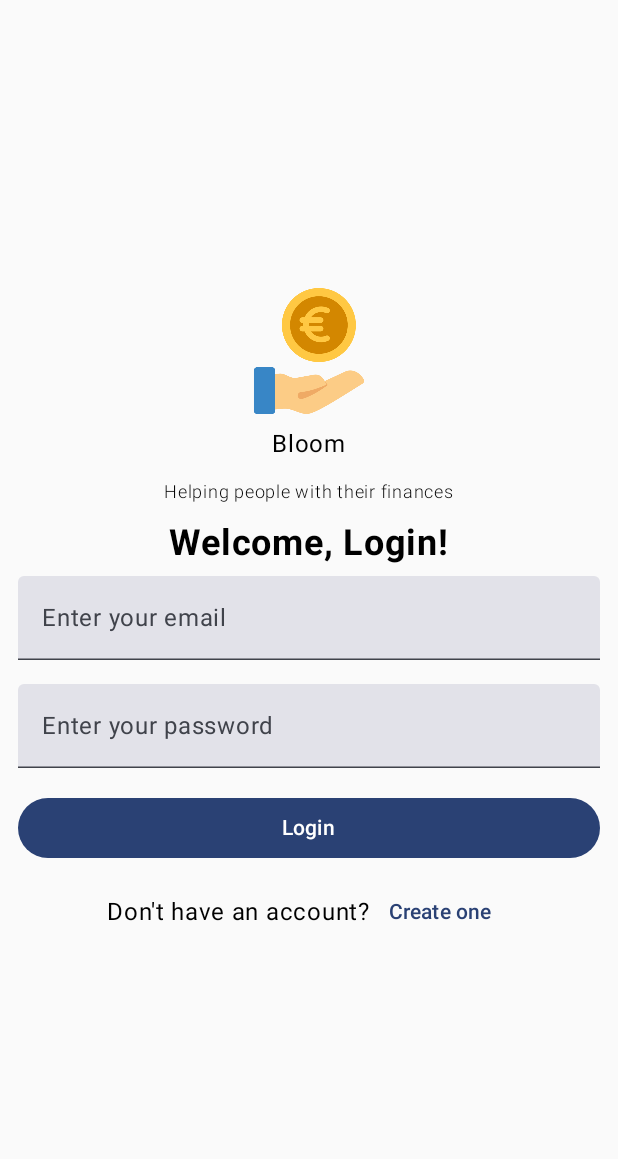
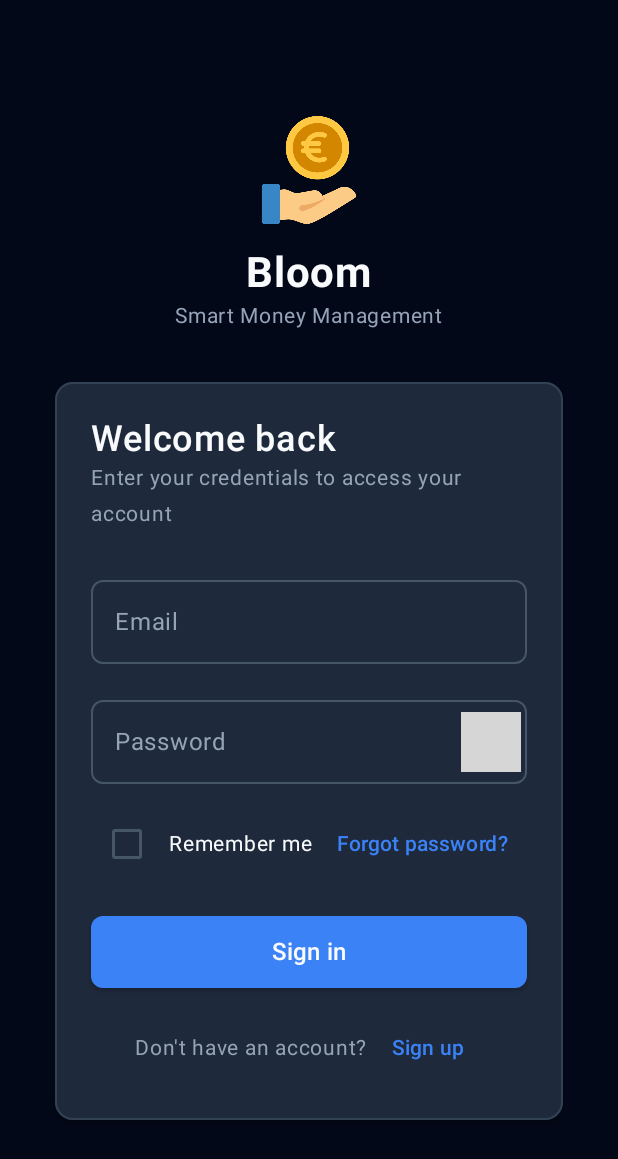
Before and after one commit to MaggPerez/Bloom, an Android app built with Jetpack Compose: the screen it shows after launch (MainActivity), on a phone screen of 412 x 824 dp. Shown: the top 1159 px of the screen. Run offline under Robolectric (Android 15) with nearby library versions, the phone set to English and light mode, and no system bars; libraries missing offline, so code that uses them is left out: androidx.lint.kotlin; 1 statement that could not run was skipped; grey boxes are pictures that could not be loaded.

Commit message:
v2 of shadcn ui

```diff
--- a/app/build.gradle.kts
+++ b/app/build.gradle.kts
@@ -50,7 +50,9 @@ dependencies {
     implementation(libs.androidx.ui.graphics)
     implementation(libs.androidx.ui.tooling.preview)
     implementation(libs.androidx.material3)
+    implementation("androidx.compose.material:material-icons-extended")
     implementation(libs.ui)
+    implementation(libs.androidx.compose.animation.core.lint)
     testImplementation(libs.junit)
     androidTestImplementation(libs.androidx.junit)
     androidTestImplementation(libs.androidx.espresso.core)
--- a/app/src/main/java/com/example/bloom/Login.kt
+++ b/app/src/main/java/com/example/bloom/Login.kt
@@ -2,18 +2,31 @@ package com.example.bloom
 
 import android.content.Intent
 import androidx.compose.foundation.Image
+import androidx.compose.foundation.background
 import androidx.compose.foundation.layout.Arrangement
+import androidx.compose.foundation.layout.Box
 import androidx.compose.foundation.layout.Column
 import androidx.compose.foundation.layout.Row
+import androidx.compose.foundation.layout.Spacer
 import androidx.compose.foundation.layout.fillMaxHeight
+import androidx.compose.foundation.layout.fillMaxSize
 import androidx.compose.foundation.layout.fillMaxWidth
+import androidx.compose.foundation.layout.height
 import androidx.compose.foundation.layout.padding
 import androidx.compose.foundation.layout.size
+import androidx.compose.foundation.layout.width
+import androidx.compose.foundation.text.KeyboardOptions
 import androidx.compose.material.icons.Icons
 import androidx.compose.material.icons.filled.Info
+import androidx.compose.material.icons.filled.Visibility
+import androidx.compose.material.icons.filled.VisibilityOff
 import androidx.compose.material3.AlertDialog
 import androidx.compose.material3.Button
+import androidx.compose.material3.Checkbox
+import androidx.compose.material3.CheckboxDefaults
 import androidx.compose.material3.Icon
+import androidx.compose.material3.IconButton
+import androidx.compose.material3.MaterialTheme
 import androidx.compose.material3.Text
 import androidx.compose.material3.TextButton
 import androidx.compose.material3.TextField
@@ -28,11 +41,22 @@ import androidx.compose.ui.graphics.vector.ImageVector
 import androidx.compose.ui.platform.LocalContext
 import androidx.compose.ui.res.painterResource
 import androidx.compose.ui.text.font.FontWeight
+import androidx.compose.ui.text.input.KeyboardType
+import androidx.compose.ui.text.input.PasswordVisualTransformation
+import androidx.compose.ui.text.input.VisualTransformation
+import androidx.compose.ui.text.style.TextAlign
 import androidx.compose.ui.tooling.preview.Preview
 import androidx.compose.ui.unit.dp
 import androidx.compose.ui.unit.sp
 import androidx.lifecycle.viewmodel.compose.viewModel
+import androidx.lint.kotlin.metadata.Visibility
+import com.example.bloom.ui.theme.BloomButton
+import com.example.bloom.ui.theme.BloomCard
+import com.example.bloom.ui.theme.BloomTextButton
+import com.example.bloom.ui.theme.BloomTextField
 import com.example.bloom.ui.theme.BloomTheme
+
+// todo : delete this branch, CC failed to make the UI
 
 @Composable
 fun LoginView(
@@ -40,7 +64,6 @@ fun LoginView(
     loginRegisterViewModel: LoginRegisterViewModel = viewModel()
 ) {
     val context = LocalContext.current
-
 
     //Alert Dialog if there was an error signing in
     when {
@@ -54,66 +77,180 @@ fun LoginView(
         }
     }
 
+    // Full screen dark background
+    Box(
+        modifier = Modifier
+            .fillMaxSize()
+            .background(MaterialTheme.colorScheme.background),
+        contentAlignment = Alignment.Center
+    ) {
         Column(
             horizontalAlignment = Alignment.CenterHorizontally,
-        verticalArrangement = Arrangement.spacedBy(8.dp, Alignment.CenterVertically),
-        modifier = Modifier.fillMaxHeight().padding(12.dp)
+            modifier = Modifier
+                .fillMaxWidth(0.9f)
+                .padding(16.dp)
         ) {
+            // Logo and branding section
             Image(
                 painter = painterResource(R.drawable.bloom_icon),
                 contentDescription = "Bloom Logo",
-            modifier = Modifier.size(84.dp)
+                modifier = Modifier.size(72.dp)
             )
 
-        //Header and Welcome message
+            Spacer(modifier = Modifier.height(16.dp))
+
             Text(
                 text = "Bloom",
-            modifier = modifier
-        )
-        Text(
-            text = "Helping people with their finances",
-            fontSize = 12.sp,
-            fontWeight = FontWeight.Light
+                fontSize = 28.sp,
+                fontWeight = FontWeight.Bold,
+                color = MaterialTheme.colorScheme.onBackground
             )
 
             Text(
-            text = "Welcome, Login!",
-            fontSize = 24.sp,
-            fontWeight = FontWeight.Bold
+                text = "Smart Money Management",
+                fontSize = 14.sp,
+                fontWeight = FontWeight.Normal,
+                color = MaterialTheme.colorScheme.onSurfaceVariant
             )
 
+            Spacer(modifier = Modifier.height(32.dp))
 
-        //email
-        TextFields(
-            labelText = "Enter your email",
-            textInput = loginRegisterViewModel.loginEmail,
-            onValueChange = { loginRegisterViewModel.loginEmail = it},
-            modifier = modifier.padding(bottom = 8.dp).fillMaxWidth()
+            // Card container with form
+            BloomCard(
+                modifier = Modifier.fillMaxWidth()
+            ) {
+                // Card header
+                Text(
+                    text = "Welcome back",
+                    fontSize = 24.sp,
+                    fontWeight = FontWeight.SemiBold,
+                    color = MaterialTheme.colorScheme.onSurface,
+                    modifier = Modifier.fillMaxWidth(),
+                    textAlign = TextAlign.Start
                 )
 
-        //password
-        TextFields(
-            labelText = "Enter your password",
-            textInput = loginRegisterViewModel.loginPassword,
-            onValueChange = { loginRegisterViewModel.loginPassword = it },
-            modifier = modifier.padding(bottom = 8.dp).fillMaxWidth()
+                Text(
+                    text = "Enter your credentials to access your account",
+                    fontSize = 14.sp,
+                    fontWeight = FontWeight.Normal,
+                    color = MaterialTheme.colorScheme.onSurfaceVariant,
+                    modifier = Modifier.fillMaxWidth(),
+                    textAlign = TextAlign.Start
                 )
 
-        Button(
+                Spacer(modifier = Modifier.height(24.dp))
+
+                // Email field
+                BloomTextField(
+                    value = loginRegisterViewModel.loginEmail,
+                    onValueChange = { loginRegisterViewModel.loginEmail = it },
+                    label = "Email",
+                    placeholder = "name@example.com",
+                    keyboardOptions = KeyboardOptions(keyboardType = KeyboardType.Email)
+                )
+
+                Spacer(modifier = Modifier.height(16.dp))
+
+                // Password field with visibility toggle
+                BloomTextField(
+                    value = loginRegisterViewModel.loginPassword,
+                    onValueChange = { loginRegisterViewModel.loginPassword = it },
+                    label = "Password",
+                    placeholder = "Enter your password",
+                    visualTransformation = if (loginRegisterViewModel.passwordVisible)
+                        VisualTransformation.None
+                    else
+                        PasswordVisualTransformation(),
+                    keyboardOptions = KeyboardOptions(keyboardType = KeyboardType.Password),
+                    trailingIcon = {
+                        IconButton(
+                            onClick = { loginRegisterViewModel.togglePasswordVisibility() }
+                        ) {
+                            Icon(
+                                imageVector = if (loginRegisterViewModel.passwordVisible)
+                                    Icons.Filled.Visibility
+                                else
+                                    Icons.Filled.VisibilityOff,
+                                contentDescription = if (loginRegisterViewModel.passwordVisible)
+                                    "Hide password"
+                                else
+                                    "Show password",
+                                tint = MaterialTheme.colorScheme.onSurfaceVariant
+                            )
+                        }
+                    }
+                )
+
+                Spacer(modifier = Modifier.height(16.dp))
+
+                // Remember me and forgot password row
+                Row(
+                    modifier = Modifier.fillMaxWidth(),
+                    horizontalArrangement = Arrangement.SpaceBetween,
+                    verticalAlignment = Alignment.CenterVertically
+                ) {
+                    Row(
+                        verticalAlignment = Alignment.CenterVertically
+                    ) {
+                        Checkbox(
+                            checked = loginRegisterViewModel.rememberMe,
+                            onCheckedChange = { loginRegisterViewModel.rememberMe = it },
+                            colors = CheckboxDefaults.colors(
+                                checkedColor = MaterialTheme.colorScheme.primary,
+                                uncheckedColor = MaterialTheme.colorScheme.outline
+                            )
+                        )
+                        Spacer(modifier = Modifier.width(4.dp))
+                        Text(
+                            text = "Remember me",
+                            fontSize = 14.sp,
+                            color = MaterialTheme.colorScheme.onSurface
+                        )
+                    }
+
+                    BloomTextButton(
+                        text = "Forgot password?",
+                        onClick = { /* TODO: Implement forgot password */ }
+                    )
+                }
+
+                Spacer(modifier = Modifier.height(24.dp))
+
+                // Login button
+                BloomButton(
+                    text = "Sign in",
                     onClick = {
                         if(loginRegisterViewModel.login()){
                             val intent = Intent(context, DashboardActivity::class.java)
                             context.startActivity(intent)
                         }
+                    }
+                )
 
-            },
-            modifier = modifier.fillMaxWidth()
+                Spacer(modifier = Modifier.height(16.dp))
+
+                // Create account link
+                Row(
+                    modifier = Modifier.fillMaxWidth(),
+                    horizontalArrangement = Arrangement.Center,
+                    verticalAlignment = Alignment.CenterVertically
                 ) {
-            Text("Login")
+                    Text(
+                        text = "Don't have an account?",
+                        fontSize = 14.sp,
+                        color = MaterialTheme.colorScheme.onSurfaceVariant
+                    )
+                    Spacer(modifier = Modifier.width(4.dp))
+                    BloomTextButton(
+                        text = "Sign up",
+                        onClick = {
+                            val intent = Intent(context, RegisterActivity::class.java)
+                            context.startActivity(intent)
                         }
-        //Switch to register button
-        SwitchToRegisterButton()
-
+                    )
+                }
+            }
+        }
     }
 }
 
--- a/app/src/main/java/com/example/bloom/LoginRegisterViewModel.kt
+++ b/app/src/main/java/com/example/bloom/LoginRegisterViewModel.kt
@@ -9,6 +9,8 @@ import androidx.lifecycle.ViewModel
 class LoginRegisterViewModel: ViewModel() {
     var loginEmail by mutableStateOf("")
     var loginPassword by mutableStateOf("")
+    var passwordVisible by mutableStateOf(false)
+    var rememberMe by mutableStateOf(false)
     val loginController = LoginRegisterController()
     val openAlertDialog = mutableStateOf(false)
     var status by  mutableStateOf<Any>("")
@@ -26,4 +28,8 @@ class LoginRegisterViewModel: ViewModel() {
         }
 
     }
+
+    fun togglePasswordVisibility() {
+        passwordVisible = !passwordVisible
+    }
 }
--- /dev/null
+++ b/app/src/main/java/com/example/bloom/ui/theme/BloomButton.kt
@@ -0,0 +1,70 @@
+package com.example.bloom.ui.theme
+
+import androidx.compose.foundation.layout.PaddingValues
+import androidx.compose.foundation.layout.fillMaxWidth
+import androidx.compose.foundation.layout.height
+import androidx.compose.foundation.shape.RoundedCornerShape
+import androidx.compose.material3.Button
+import androidx.compose.material3.ButtonDefaults
+import androidx.compose.material3.MaterialTheme
+import androidx.compose.material3.Text
+import androidx.compose.material3.TextButton
+import androidx.compose.runtime.Composable
+import androidx.compose.ui.Modifier
+import androidx.compose.ui.text.font.FontWeight
+import androidx.compose.ui.unit.dp
+import androidx.compose.ui.unit.sp
+
+@Composable
+fun BloomButton(
+    text: String,
+    onClick: () -> Unit,
+    modifier: Modifier = Modifier,
+    enabled: Boolean = true
+) {
+    Button(
+        onClick = onClick,
+        modifier = modifier
+            .fillMaxWidth()
+            .height(48.dp),
+        enabled = enabled,
+        shape = RoundedCornerShape(8.dp),
+        colors = ButtonDefaults.buttonColors(
+            containerColor = MaterialTheme.colorScheme.primary,
+            contentColor = MaterialTheme.colorScheme.onPrimary,
+            disabledContainerColor = MaterialTheme.colorScheme.secondary,
+            disabledContentColor = MaterialTheme.colorScheme.onSecondary
+        ),
+        contentPadding = PaddingValues(horizontal = 24.dp, vertical = 12.dp),
+        elevation = ButtonDefaults.buttonElevation(
+            defaultElevation = 2.dp,
+            pressedElevation = 4.dp,
+            disabledElevation = 0.dp
+        )
+    ) {
+        Text(
+            text = text,
+            fontSize = 16.sp,
+            fontWeight = FontWeight.SemiBold
+        )
+    }
+}
+
+@Composable
+fun BloomTextButton(
+    text: String,
+    onClick: () -> Unit,
+    modifier: Modifier = Modifier
+) {
+    TextButton(
+        onClick = onClick,
+        modifier = modifier
+    ) {
+        Text(
+            text = text,
+            color = MaterialTheme.colorScheme.primary,
+            fontSize = 14.sp,
+            fontWeight = FontWeight.Medium
+        )
+    }
+}
--- /dev/null
+++ b/app/src/main/java/com/example/bloom/ui/theme/BloomCard.kt
@@ -0,0 +1,38 @@
+package com.example.bloom.ui.theme
+
+import androidx.compose.foundation.BorderStroke
+import androidx.compose.foundation.layout.Column
+import androidx.compose.foundation.layout.ColumnScope
+import androidx.compose.foundation.layout.fillMaxWidth
+import androidx.compose.foundation.layout.padding
+import androidx.compose.foundation.shape.RoundedCornerShape
+import androidx.compose.material3.Card
+import androidx.compose.material3.CardDefaults
+import androidx.compose.material3.MaterialTheme
+import androidx.compose.runtime.Composable
+import androidx.compose.ui.Modifier
+import androidx.compose.ui.unit.dp
+
+@Composable
+fun BloomCard(
+    modifier: Modifier = Modifier,
+    content: @Composable ColumnScope.() -> Unit
+) {
+    Card(
+        modifier = modifier.fillMaxWidth(),
+        shape = RoundedCornerShape(12.dp),
+        colors = CardDefaults.cardColors(
+            containerColor = MaterialTheme.colorScheme.surface
+        ),
+        border = BorderStroke(1.dp, MaterialTheme.colorScheme.outlineVariant),
+        elevation = CardDefaults.cardElevation(
+            defaultElevation = 2.dp
+        )
+    ) {
+        Column(
+            modifier = Modifier.padding(24.dp)
+        ) {
+            content()
+        }
+    }
+}
--- /dev/null
+++ b/app/src/main/java/com/example/bloom/ui/theme/BloomTextField.kt
@@ -0,0 +1,61 @@
+package com.example.bloom.ui.theme
+
+import androidx.compose.foundation.background
+import androidx.compose.foundation.border
+import androidx.compose.foundation.layout.fillMaxWidth
+import androidx.compose.foundation.shape.RoundedCornerShape
+import androidx.compose.foundation.text.KeyboardOptions
+import androidx.compose.material3.MaterialTheme
+import androidx.compose.material3.OutlinedTextField
+import androidx.compose.material3.OutlinedTextFieldDefaults
+import androidx.compose.material3.Text
+import androidx.compose.runtime.Composable
+import androidx.compose.ui.Modifier
+import androidx.compose.ui.text.input.VisualTransformation
+import androidx.compose.ui.unit.dp
+
+@Composable
+fun BloomTextField(
+    value: String,
+    onValueChange: (String) -> Unit,
+    label: String,
+    modifier: Modifier = Modifier,
+    placeholder: String = "",
+    visualTransformation: VisualTransformation = VisualTransformation.None,
+    keyboardOptions: KeyboardOptions = KeyboardOptions.Default,
+    trailingIcon: @Composable (() -> Unit)? = null,
+    isError: Boolean = false
+) {
+    OutlinedTextField(
+        value = value,
+        onValueChange = onValueChange,
+        label = { Text(label) },
+        placeholder = { Text(placeholder) },
+        modifier = modifier
+            .fillMaxWidth()
+            .background(
+                color = MaterialTheme.colorScheme.surface,
+                shape = RoundedCornerShape(8.dp)
+            ),
+        visualTransformation = visualTransformation,
+        keyboardOptions = keyboardOptions,
+        trailingIcon = trailingIcon,
+        isError = isError,
+        shape = RoundedCornerShape(8.dp),
+        colors = OutlinedTextFieldDefaults.colors(
+            focusedTextColor = MaterialTheme.colorScheme.onSurface,
+            unfocusedTextColor = MaterialTheme.colorScheme.onSurface,
+            focusedContainerColor = MaterialTheme.colorScheme.surface,
+            unfocusedContainerColor = MaterialTheme.colorScheme.surface,
+            focusedBorderColor = MaterialTheme.colorScheme.primary,
+            unfocusedBorderColor = MaterialTheme.colorScheme.outline,
+            focusedLabelColor = MaterialTheme.colorScheme.primary,
+            unfocusedLabelColor = MaterialTheme.colorScheme.onSurfaceVariant,
+            cursorColor = MaterialTheme.colorScheme.primary,
+            errorBorderColor = MaterialTheme.colorScheme.error,
+            errorLabelColor = MaterialTheme.colorScheme.error,
+            errorCursorColor = MaterialTheme.colorScheme.error
+        ),
+        singleLine = true
+    )
+}
--- a/app/src/main/java/com/example/bloom/ui/theme/Color.kt
+++ b/app/src/main/java/com/example/bloom/ui/theme/Color.kt
@@ -2,6 +2,7 @@ package com.example.bloom.ui.theme
 
 import androidx.compose.ui.graphics.Color
 
+// Legacy colors (kept for compatibility)
 val Purple80 = Color(0xFFD0BCFF)
 val PurpleGrey80 = Color(0xFFCCC2DC)
 val Pink80 = Color(0xFFEFB8C8)
@@ -9,3 +10,28 @@ val Pink80 = Color(0xFFEFB8C8)
 val Purple40 = Color(0xFF6650a4)
 val PurpleGrey40 = Color(0xFF625b71)
 val Pink40 = Color(0xFF7D5260)
+
+// shadcn/ui-inspired Dark Slate Theme
+// Background colors
+val SlateDark = Color(0xFF020817)       // Primary background
+val Slate900 = Color(0xFF0f172a)        // Secondary background
+val Slate800 = Color(0xFF1e293b)        // Card/Surface background
+val Slate700 = Color(0xFF334155)        // Subtle borders
+val Slate600 = Color(0xFF475569)        // Borders
+val Slate500 = Color(0xFF64748b)        // Muted text
+
+// Text colors
+val SlateWhite = Color(0xFFf8fafc)      // Primary text
+val Slate400 = Color(0xFF94a3b8)        // Secondary text
+val Slate300 = Color(0xFFcbd5e1)        // Tertiary text
+
+// Accent colors - Slate Blue (Professional)
+val BlueAccent = Color(0xFF3b82f6)      // Primary accent
+val BlueAccentHover = Color(0xFF2563eb) // Hover state
+val BlueAccentLight = Color(0xFF60a5fa) // Light variant
+val BlueAccentDark = Color(0xFF1e40af)  // Dark variant
+
+// Status colors
+val ErrorRed = Color(0xFFef4444)
+val SuccessGreen = Color(0xFF10b981)
+val WarningYellow = Color(0xFFf59e0b)
--- a/app/src/main/java/com/example/bloom/ui/theme/Theme.kt
+++ b/app/src/main/java/com/example/bloom/ui/theme/Theme.kt
@@ -12,9 +12,32 @@ import androidx.compose.runtime.Composable
 import androidx.compose.ui.platform.LocalContext
 
 private val DarkColorScheme = darkColorScheme(
-    primary = Purple80,
-    secondary = PurpleGrey80,
-    tertiary = Pink80
+    primary = BlueAccent,
+    onPrimary = SlateWhite,
+    primaryContainer = BlueAccentDark,
+    onPrimaryContainer = Slate300,
+
+    secondary = Slate600,
+    onSecondary = SlateWhite,
+    secondaryContainer = Slate700,
+    onSecondaryContainer = Slate300,
+
+    tertiary = BlueAccentLight,
+    onTertiary = SlateDark,
+
+    background = SlateDark,
+    onBackground = SlateWhite,
+
+    surface = Slate800,
+    onSurface = SlateWhite,
+    surfaceVariant = Slate700,
+    onSurfaceVariant = Slate400,
+
+    outline = Slate600,
+    outlineVariant = Slate700,
+
+    error = ErrorRed,
+    onError = SlateWhite
 )
 
 private val LightColorScheme = lightColorScheme(
@@ -35,9 +58,9 @@ private val LightColorScheme = lightColorScheme(
 
 @Composable
 fun BloomTheme(
-    darkTheme: Boolean = isSystemInDarkTheme(),
+    darkTheme: Boolean = true, // Default to dark theme for financial app
     // Dynamic color is available on Android 12+
-    dynamicColor: Boolean = true,
+    dynamicColor: Boolean = false, // Disabled to maintain consistent brand colors
     content: @Composable () -> Unit
 ) {
     val colorScheme = when {
--- a/gradle/libs.versions.toml
+++ b/gradle/libs.versions.toml
@@ -9,6 +9,7 @@ lifecycleRuntimeKtx = "2.9.4"
 activityCompose = "1.11.0"
 composeBom = "2024.09.00"
 ui = "1.9.3"
+animationCoreLint = "1.9.4"
 
 [libraries]
 androidx-core-ktx = { group = "androidx.core", name = "core-ktx", version.ref = "coreKtx" }
@@ -26,6 +27,7 @@ androidx-ui-test-manifest = { group = "androidx.compose.ui", name = "ui-test-man
 androidx-ui-test-junit4 = { group = "androidx.compose.ui", name = "ui-test-junit4" }
 androidx-material3 = { group = "androidx.compose.material3", name = "material3" }
 ui = { group = "androidx.compose.ui", name = "ui", version.ref = "ui" }
+androidx-compose-animation-core-lint = { group = "androidx.compose.animation", name = "animation-core-lint", version.ref = "animationCoreLint" }
 
 [plugins]
 android-application = { id = "com.android.application", version.ref = "agp" }
```
Also changed, not shown: 1 other file. Lines whose indentation alone changed are shown as unchanged.
